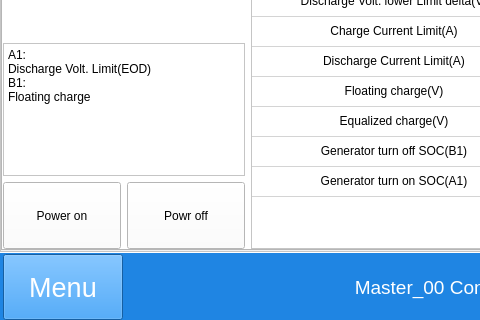
The window that mywidget.ui (megarevolpr/MWin) describes before a commit, drawn with Qt 5; both pictures show x 0 to 480 and y 242 to 562 of the 981 by 562 pixel window.
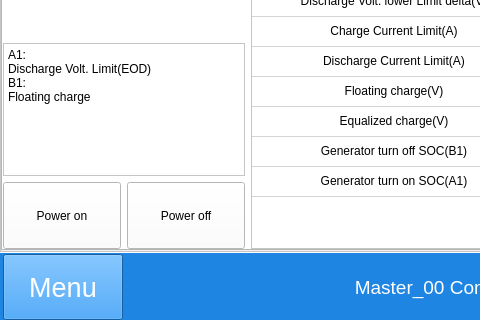
The same window after the commit. The open tabs and pages were chosen to show the change. Icons and pictures are not drawn.

Diff of the .ui file:
```diff
--- a/mywidget.ui
+++ b/mywidget.ui
@@ -7316,7 +7316,7 @@
                               </sizepolicy>
                              </property>
                              <property name="text">
-                              <string>Powr off</string>
+                              <string>Power off</string>
                              </property>
                             </widget>
                            </item>
```
Left out of the diff: 2 changed lines with no effect on the pictures.
